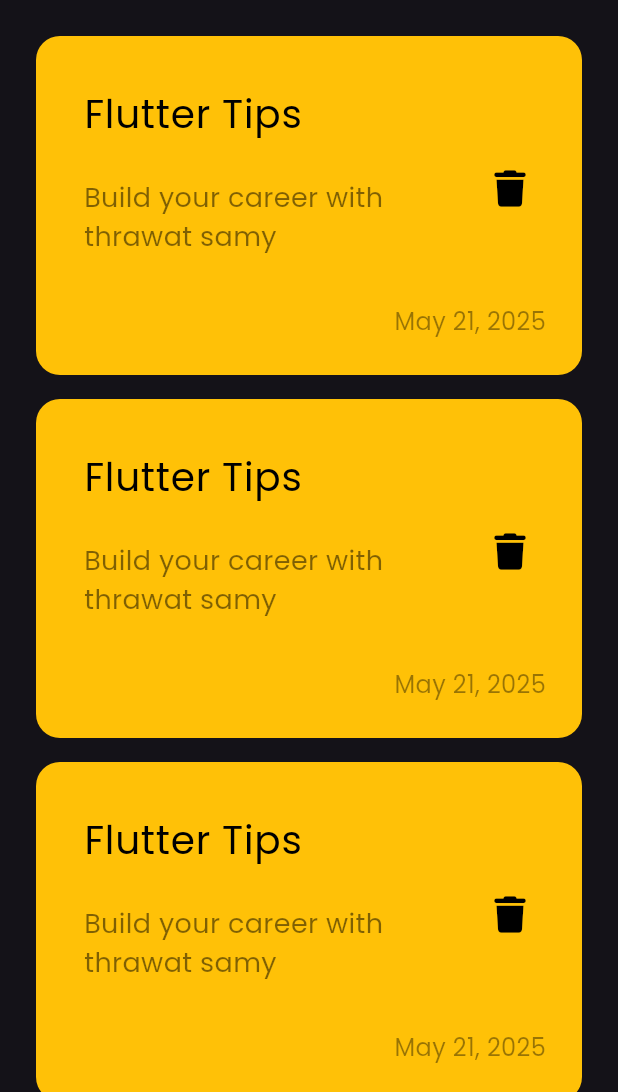
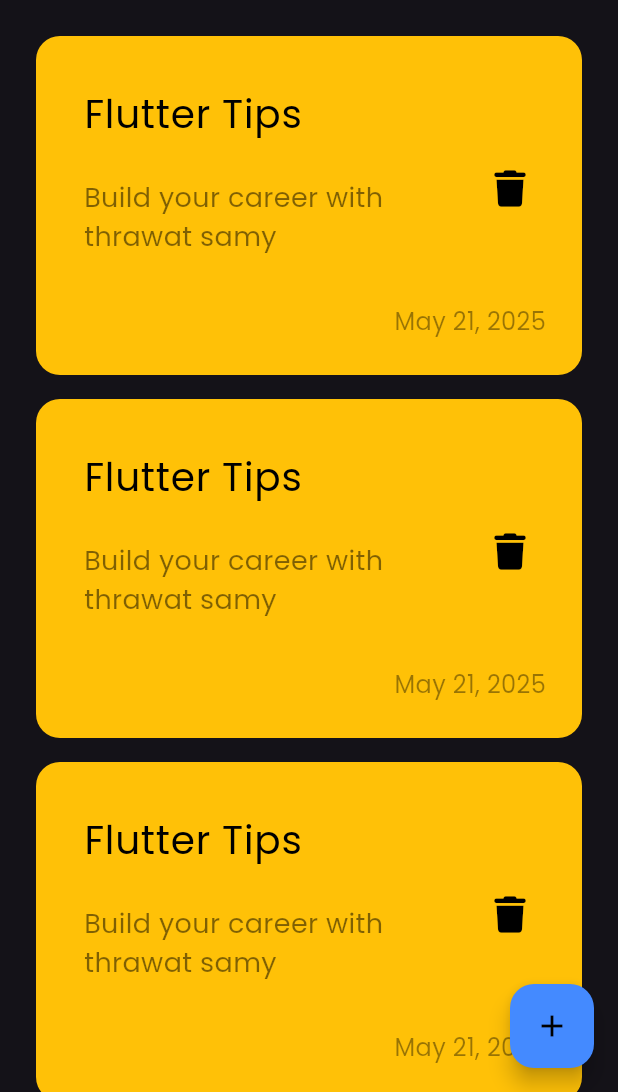
Before and after one commit to polamaged/notes_app, a Flutter app: the screen it shows after launch, on a phone screen of 412 x 824 dp, the part 144-1236 px from its top. Run offline on Flutter 3.47's test engine with Material 3 defaults, Android fonts, the phone set to English and light mode, and no system bars; our stand-ins replace font_awesome_flutter.

Commit message:
floating action button

```diff
--- a/lib/view/notes_view.dart
+++ b/lib/view/notes_view.dart
@@ -6,9 +6,14 @@ class Homeview extends StatelessWidget {
 
   @override
   Widget build(BuildContext context) {
-    return const Scaffold(
+    return Scaffold(
+      floatingActionButton: FloatingActionButton(onPressed:() {
 
-      body: notesviewbody(),
+      },
+      backgroundColor: Colors.blueAccent,
+      child: Icon(Icons.add , color: Colors.black,),
+      ),
+      body: const notesviewbody(),
       );
 
   }
```
